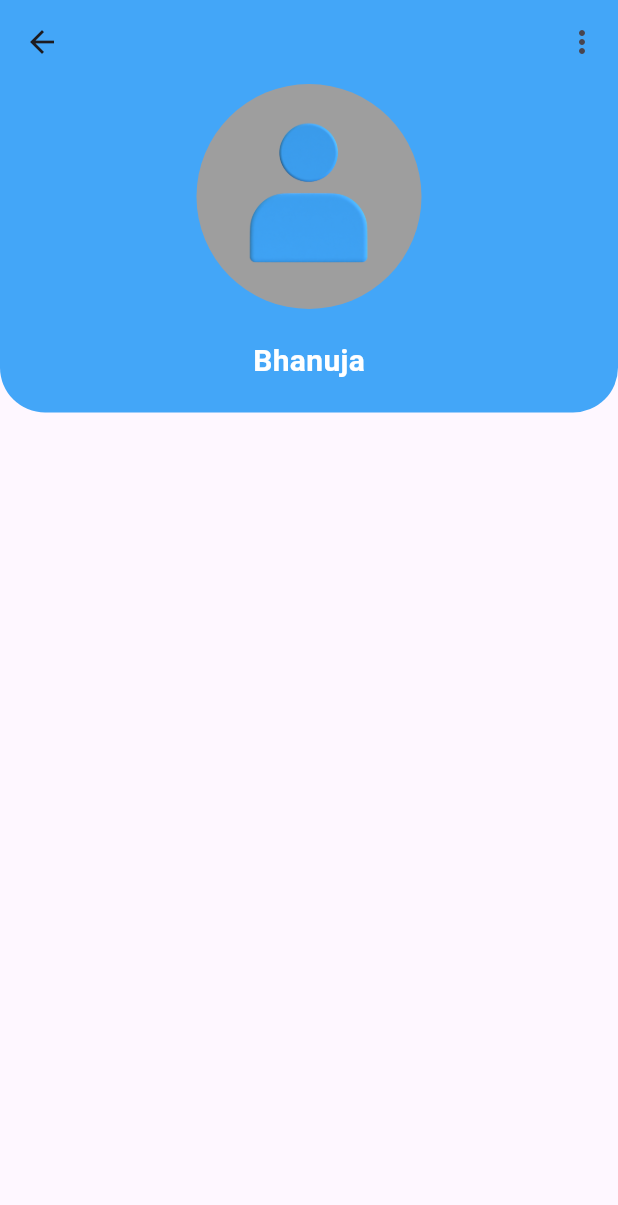
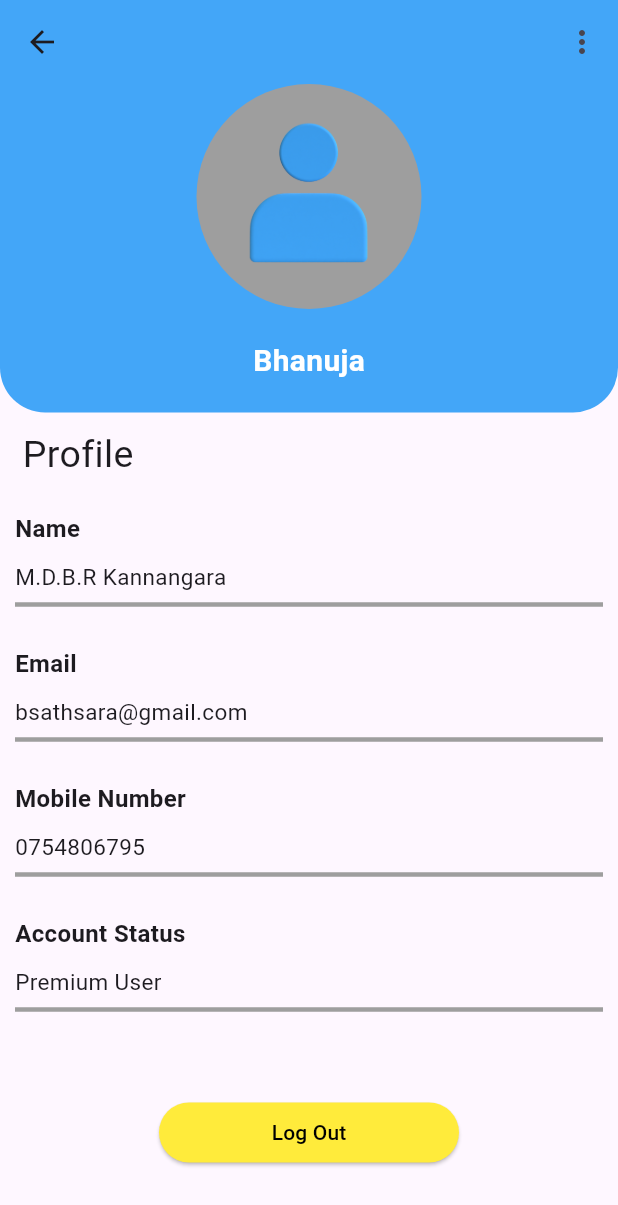
Before and after one commit to bhanuja2000/CS_19_Frontend, a Flutter app: the Profile screen opened by its route, on a phone screen of 412 x 824 dp. Shown: the top 1205 px of the screen. Run offline on Flutter 3.47's test engine with Material 3 defaults, Android fonts, the phone set to English and light mode, and no system bars; our stand-ins replace intl_phone_number_input.

Commit message:
profile done

```diff
--- a/lib/profile.dart
+++ b/lib/profile.dart
@@ -41,14 +41,16 @@ class _ProfileState extends State<Profile> {
                     ])
           ]),
       body: Column(
+        crossAxisAlignment: CrossAxisAlignment.start,
         children: [
           Container(
             decoration: const BoxDecoration(
-                borderRadius: BorderRadius.only(
-                  bottomLeft: Radius.circular(30),
-                  bottomRight: Radius.circular(30),
-                ),
-                color: Color.fromARGB(255, 67, 166, 248)),
+              borderRadius: BorderRadius.only(
+                bottomLeft: Radius.circular(30),
+                bottomRight: Radius.circular(30),
+              ),
+              color: Color.fromARGB(255, 67, 166, 248),
+            ),
             child: Column(
               children: [
                 Center(
@@ -82,6 +84,136 @@ class _ProfileState extends State<Profile> {
                 )
               ],
             ),
+          ),
+          Container(
+            margin: const EdgeInsets.only(top: 10, left: 15),
+            child: const Row(
+              children: [
+                Text(
+                  "Profile",
+                  style: TextStyle(
+                    fontSize: 25,
+                    fontWeight: FontWeight.w400,
+                  ),
+                ),
+              ],
+            ),
+          ),
+          Container(
+            margin: const EdgeInsets.only(top: 20, left: 10),
+            child: const Column(
+              mainAxisAlignment: MainAxisAlignment.start,
+              children: [
+                Text(
+                  "Name",
+                  style: TextStyle(fontSize: 16, fontWeight: FontWeight.bold),
+                ),
+              ],
+            ),
+          ),
+          Container(
+            margin: const EdgeInsets.only(top: 10, left: 10),
+            child: const Text(
+              "M.D.B.R Kannangara",
+              style: TextStyle(fontSize: 15),
+            ),
+          ),
+          Divider(
+            thickness: 3,
+            color: Colors.grey,
+            indent: 10,
+            endIndent: 10,
+          ),
+          Container(
+            margin: const EdgeInsets.only(top: 20, left: 10),
+            child: const Column(
+              mainAxisAlignment: MainAxisAlignment.start,
+              children: [
+                Text(
+                  "Email",
+                  style: TextStyle(fontSize: 16, fontWeight: FontWeight.bold),
+                ),
+              ],
+            ),
+          ),
+          Container(
+            margin: const EdgeInsets.only(top: 10, left: 10),
+            child: const Text(
+              "bsathsara@gmail.com",
+              style: TextStyle(fontSize: 15),
+            ),
+          ),
+          const Divider(
+            thickness: 3,
+            color: Colors.grey,
+            indent: 10,
+            endIndent: 10,
+          ),
+          Container(
+            margin: const EdgeInsets.only(top: 20, left: 10),
+            child: const Column(
+              mainAxisAlignment: MainAxisAlignment.start,
+              children: [
+                Text(
+                  "Mobile Number",
+                  style: TextStyle(fontSize: 16, fontWeight: FontWeight.bold),
+                ),
+              ],
+            ),
+          ),
+          Container(
+            margin: const EdgeInsets.only(top: 10, left: 10),
+            child: const Text(
+              "0754806795",
+              style: TextStyle(fontSize: 15),
+            ),
+          ),
+          const Divider(
+            thickness: 3,
+            color: Colors.grey,
+            indent: 10,
+            endIndent: 10,
+          ),
+          Container(
+            margin: const EdgeInsets.only(top: 20, left: 10),
+            child: const Column(
+              mainAxisAlignment: MainAxisAlignment.start,
+              children: [
+                Text(
+                  "Account Status",
+                  style: TextStyle(fontSize: 16, fontWeight: FontWeight.bold),
+                ),
+              ],
+            ),
+          ),
+          Container(
+            margin: const EdgeInsets.only(top: 10, left: 10),
+            child: const Text(
+              "Premium User",
+              style: TextStyle(fontSize: 15),
+            ),
+          ),
+          const Divider(
+            thickness: 3,
+            color: Colors.grey,
+            indent: 10,
+            endIndent: 10,
+          ),
+          const SizedBox(height: 50),
+          Center(
+            child: SizedBox(
+              width: 200,
+              child: ElevatedButton(
+                  onPressed: () {},
+                  style: ElevatedButton.styleFrom(
+                      backgroundColor: Colors.yellow,
+                      side: BorderSide.none,
+                      shape: const StadiumBorder()),
+                  child: const Text(
+                    "Log Out",
+                    style: TextStyle(color: Colors.black),
+                  )),
+            ),
           )
         ],
       ),
```
